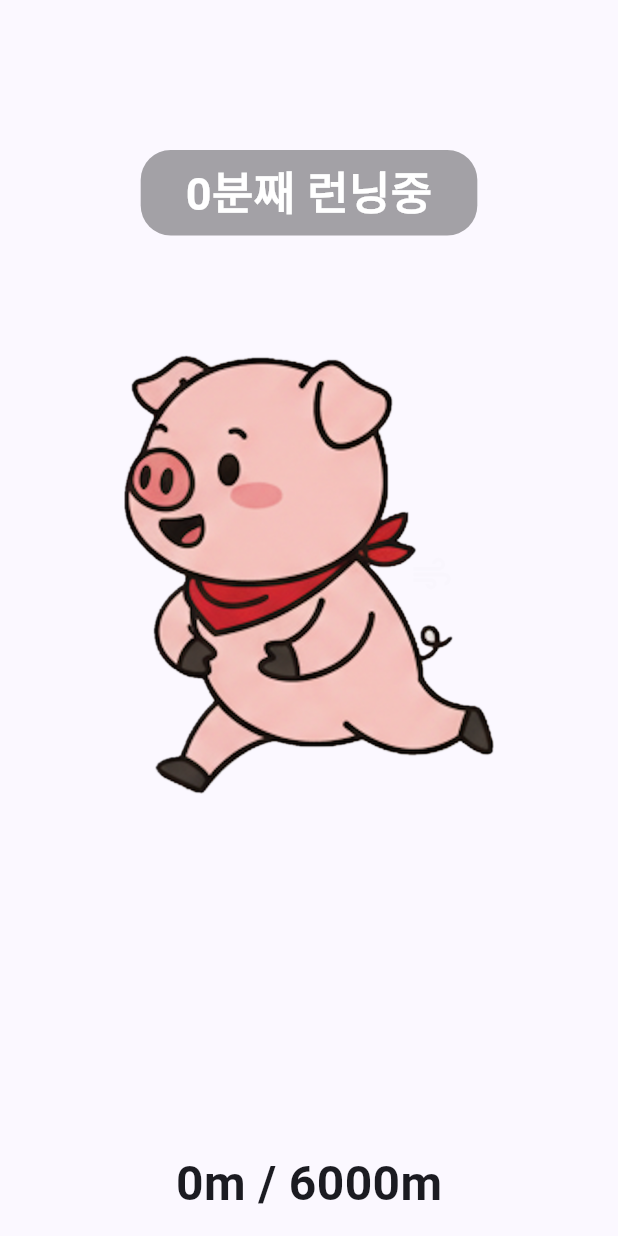
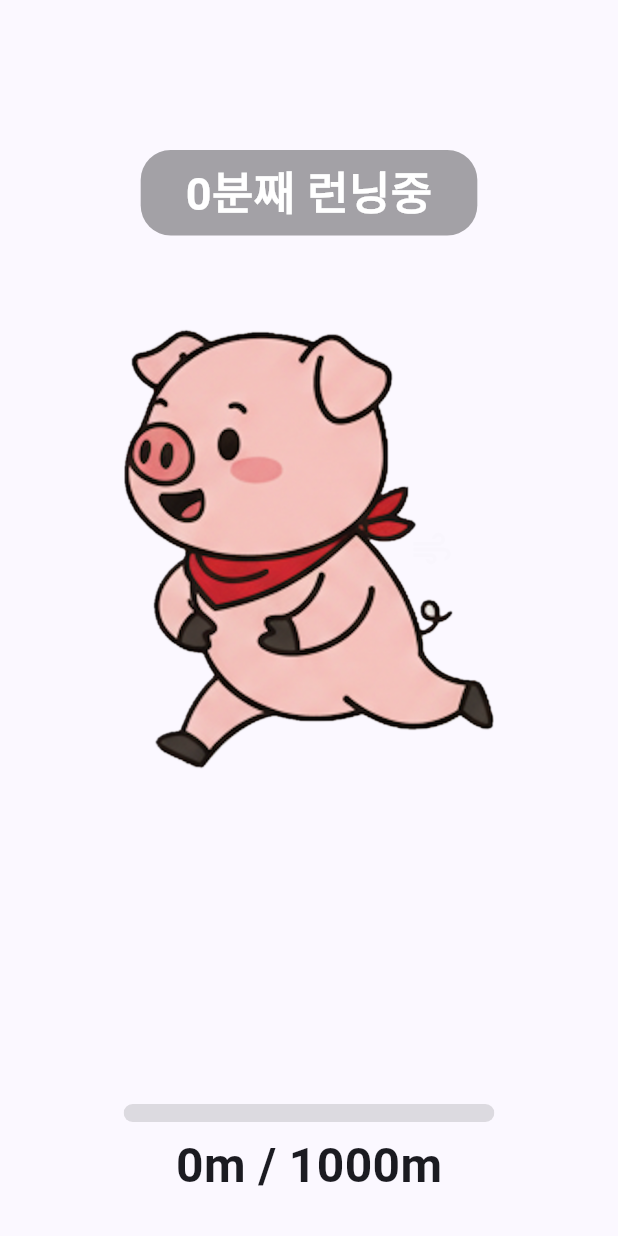
Before and after one commit to SonMyeongJin/Flutter_RunTungTung, a Flutter app: the RunScreen screen opened directly, on a phone screen of 412 x 824 dp. Run offline on Flutter 3.47's test engine with Material 3 defaults, Android fonts, the light colour scheme and no system bars; our stand-ins replace geolocator.

Commit message:
[Feat:] 달리기 게이지 추가

```diff
--- a/lib/run.dart
+++ b/lib/run.dart
@@ -14,7 +14,7 @@ class _RunScreenState extends State<RunScreen> with SingleTickerProviderStateMix
   Timer? _timer;
   int _frame = 0; // 0 or 1
   late final DateTime _startAt;
-  static const int _goalMeters = 6000;
+  static const int _goalMeters = 1000;
   double _distanceMeters = 0;
   Position? _lastPos;
   StreamSubscription<Position>? _posSub;
@@ -187,8 +187,47 @@ class _RunScreenState extends State<RunScreen> with SingleTickerProviderStateMix
               ),
             ),
           ),
+          // Distance gauge (fills based on progress)
+          FractionallySizedBox(
+            widthFactor: baseWidthFactor,
+            child: Padding(
+              padding: const EdgeInsets.only(top: 4),
+              child: ClipRRect(
+                borderRadius: BorderRadius.circular(10),
+                child: LayoutBuilder(
+                  builder: (context, constraints) {
+                    final totalW = constraints.maxWidth;
+                    final progress = (_distanceMeters / _goalMeters).clamp(0.0, 1.0);
+                    final fillW = totalW * progress;
+                    return Stack(
+                      children: [
+                        Container(
+                          height: 12,
+                          color: Colors.black12,
+                        ),
+                        Positioned(
+                          left: 0,
+                          top: 0,
+                          bottom: 0,
+                          child: Container(
+                            width: fillW,
+                            decoration: const BoxDecoration(
+                              gradient: LinearGradient(
+                                colors: [Color(0xFF4FC3F7), Color(0xFF1976D2)],
+                              ),
+                            ),
+                          ),
+                        ),
+                      ],
+                    );
+                  },
+                ),
+              ),
+            ),
+          ),
+          const SizedBox(height: 6),
           Padding(
-            padding: const EdgeInsets.only(bottom: 8),
+            padding: const EdgeInsets.only(bottom: 16),
             child: Text(
               '${_distanceMeters.toStringAsFixed(0)}m / ${_goalMeters}m',
               style: const TextStyle(
@@ -197,7 +236,7 @@ class _RunScreenState extends State<RunScreen> with SingleTickerProviderStateMix
               ),
             ),
           ),
-          const SafeArea(child: SizedBox(height: 4)),
+          const SafeArea(child: SizedBox(height: 8)),
         ],
       ),
     );
```
